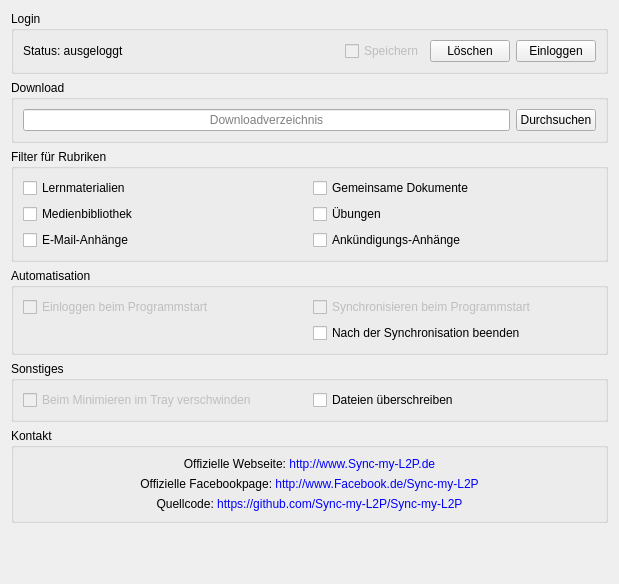
Qt form options.ui (RobertKrajewski/Sync-my-L2P) before a commit.
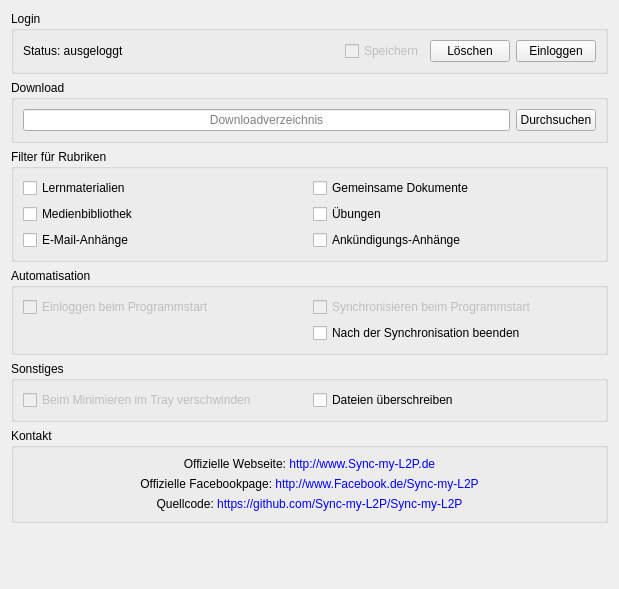
The same form after that commit. Icons and pictures are not drawn.

```diff
--- a/options.ui
+++ b/options.ui
@@ -7,7 +7,7 @@
     <x>0</x>
     <y>0</y>
     <width>619</width>
-    <height>584</height>
+    <height>589</height>
    </rect>
   </property>
   <property name="windowTitle">
```
Left out of the diff: 2 changed lines with no effect on the pictures.
